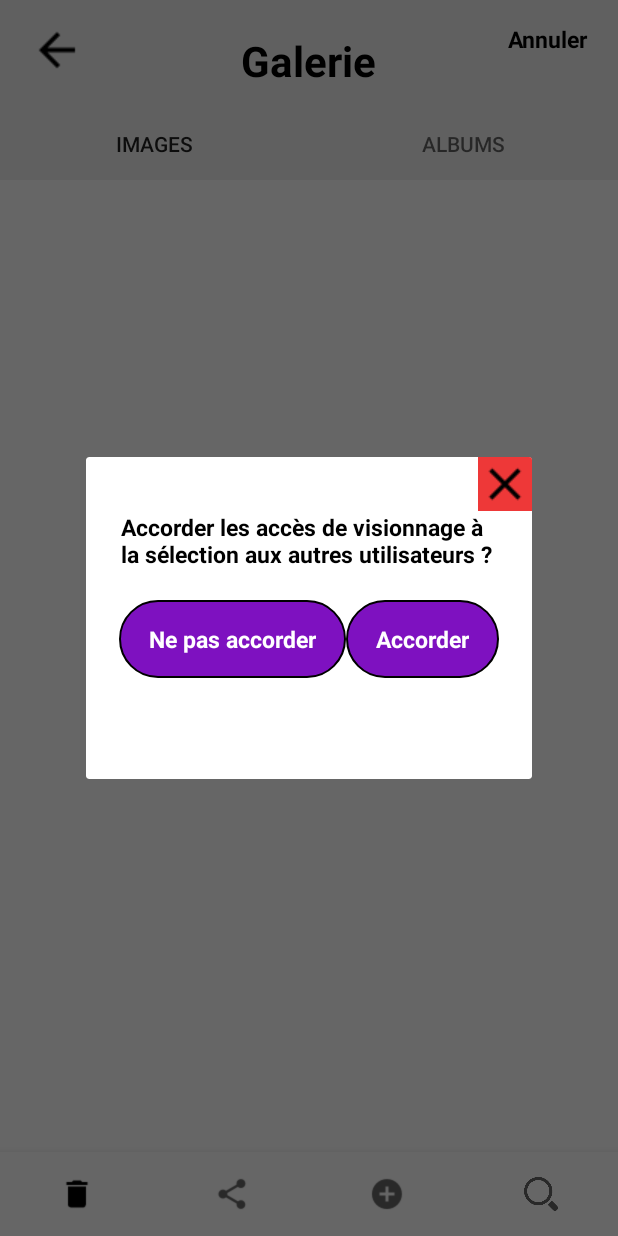
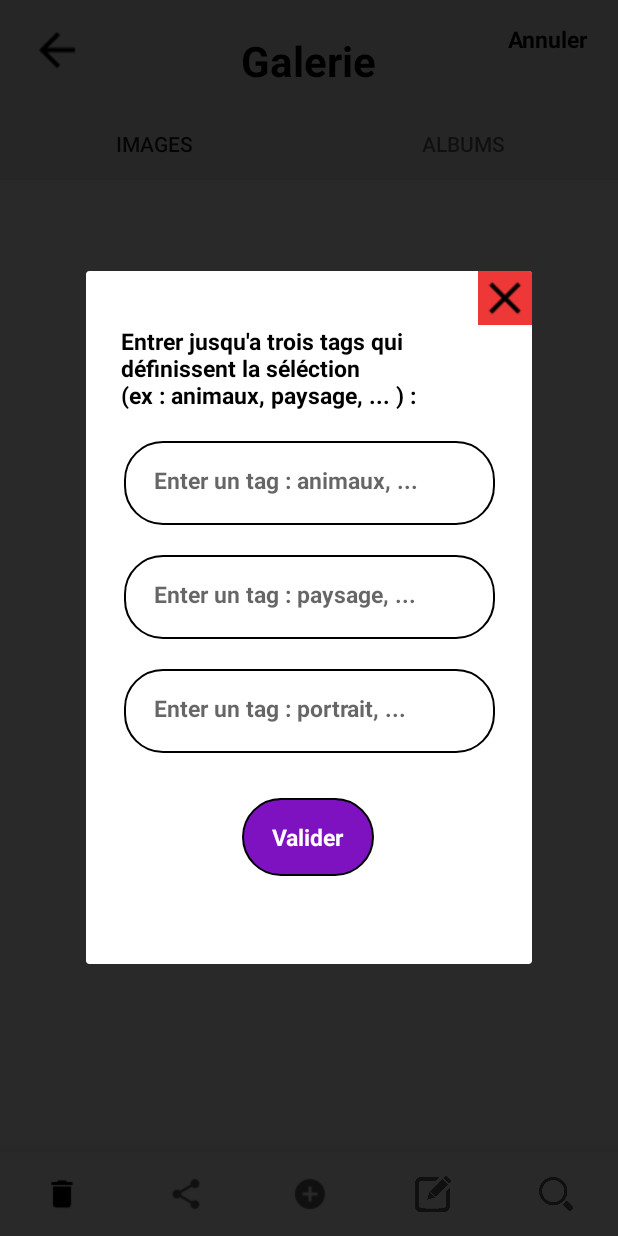
Before and after one commit to PictsManager/PictsManagerFront, an Android app: the ImageFragment screen opened directly, with no data from a screen before it, after a tap on an icon or button, on a phone screen of 412 x 824 dp. Run offline under Robolectric (Android 15) with nearby library versions, the phone set to English and light mode, and no system bars; 3 statements that could not run were skipped; 1 other tap on this screen came first.

Commit message:
tags on selection (#11)

```diff
--- a/app/src/main/java/com/pictsmanager/ConnexionActivity.kt
+++ b/app/src/main/java/com/pictsmanager/ConnexionActivity.kt
@@ -89,6 +89,8 @@ class ConnexionActivity : AppCompatActivity() {
                         if (!isPasswordValid)
                             editText.error = errorText
                     }
+                    else -> {
+                    }
                 }
                 enableConnexionButton(isEmailValid && isPasswordValid)
             }
--- a/app/src/main/java/com/pictsmanager/request/api/ImageApi.kt
+++ b/app/src/main/java/com/pictsmanager/request/api/ImageApi.kt
@@ -20,6 +20,10 @@ interface ImageApi {
     @PUT("/image/update")
     fun updateImage(@Header("authorization") authorization: String, @Field("id") id: Long, @Field("name") name: String, @Field("access_read") access_read: Boolean): Call<Any>
 
+    @FormUrlEncoded
+    @PUT("/image/update")
+    fun updateImage(@Header("authorization") authorization: String, @Field("id") id: Long, @Field("name") name: String, @Field("access_read") access_read: Boolean, @Field("tags") tags: String): Call<Any>
+
     @GET("/image/read")
     fun readImages(@Header("authorization") authorization: String, @Query("id") id: Long?): Call<ArrayList<ImageModel>>
 
--- a/app/src/main/java/com/pictsmanager/ui/main/AlbumFragment.kt
+++ b/app/src/main/java/com/pictsmanager/ui/main/AlbumFragment.kt
@@ -12,20 +12,15 @@ import android.view.Window
 import android.widget.*
 import androidx.fragment.app.Fragment
 import com.google.android.material.bottomnavigation.BottomNavigationView
-import com.google.gson.Gson
 import com.pictsmanager.R
 import com.pictsmanager.request.model.AlbumModel
-import com.pictsmanager.request.model.ImageModel
 import com.pictsmanager.request.service.GlobalService
 import com.pictsmanager.util.AlbumGalleryAdapter
 import com.pictsmanager.util.GlobalStatus
-import com.pictsmanager.util.ImageGalleryAdapter
 import org.json.JSONObject
 import retrofit2.Call
 import retrofit2.Callback
 import retrofit2.Response
-import java.io.Console
-import java.lang.Math.log
 import java.lang.StrictMath.log
 
 class AlbumFragment(context: Context): Fragment() {
--- /dev/null
+++ b/app/src/main/res/layout/add_tags_dialog.xml
@@ -0,0 +1,70 @@
+<?xml version="1.0" encoding="utf-8"?>
+<androidx.constraintlayout.widget.ConstraintLayout
+    xmlns:android="http://schemas.android.com/apk/res/android"
+    xmlns:app="http://schemas.android.com/apk/res-auto"
+    xmlns:tools="http://schemas.android.com/tools"
+    android:layout_width="match_parent"
+    android:layout_height="match_parent">
+
+    <ImageButton
+        android:layout_width="wrap_content"
+        android:layout_height="wrap_content"
+        android:id="@+id/add_tags_clear_button"
+        android:background="@color/colorRed"
+        android:src="@drawable/baseline_clear_black_18dp"
+        app:layout_constraintEnd_toEndOf="parent"
+        app:layout_constraintTop_toTopOf="parent" />
+
+    <TextView
+        android:id="@+id/textView2"
+        android:layout_width="250dp"
+        android:layout_height="wrap_content"
+        android:layout_marginTop="36dp"
+        android:text="Entrer jusqu'a trois tags qui définissent la séléction\n(ex : animaux, paysage, ... ) :"
+        app:layout_constraintEnd_toEndOf="parent"
+        app:layout_constraintHorizontal_bias="0.496"
+        app:layout_constraintStart_toStartOf="parent"
+        app:layout_constraintTop_toTopOf="parent" />
+
+    <EditText
+        android:id="@+id/add_tags_edit_text"
+        android:layout_width="247dp"
+        android:layout_height="56dp"
+        android:layout_marginTop="20dp"
+        android:hint="Enter un tag : animaux, ..."
+        app:layout_constraintEnd_toEndOf="parent"
+        app:layout_constraintStart_toStartOf="parent"
+        app:layout_constraintTop_toBottomOf="@+id/textView2" />
+
+    <EditText
+        android:id="@+id/add_tags_edit_text2"
+        android:layout_width="247dp"
+        android:layout_height="56dp"
+        android:layout_marginTop="20dp"
+        android:hint="Enter un tag : paysage, ..."
+        app:layout_constraintEnd_toEndOf="parent"
+        app:layout_constraintStart_toStartOf="parent"
+        app:layout_constraintTop_toBottomOf="@+id/add_tags_edit_text" />
+
+    <EditText
+        android:id="@+id/add_tags_edit_text3"
+        android:layout_width="247dp"
+        android:layout_height="56dp"
+        android:layout_marginTop="20dp"
+        android:hint="Enter un tag : portrait, ..."
+        app:layout_constraintEnd_toEndOf="parent"
+        app:layout_constraintStart_toStartOf="parent"
+        app:layout_constraintTop_toBottomOf="@+id/add_tags_edit_text2" />
+
+    <Button
+        android:id="@+id/add_tags_validate_button"
+        android:layout_width="wrap_content"
+        android:layout_height="wrap_content"
+        android:layout_marginTop="30dp"
+        android:text="Valider"
+        app:layout_constraintEnd_toEndOf="parent"
+        app:layout_constraintHorizontal_bias="0.498"
+        app:layout_constraintStart_toStartOf="parent"
+        app:layout_constraintTop_toBottomOf="@+id/add_tags_edit_text3" />
+
+</androidx.constraintlayout.widget.ConstraintLayout>
--- a/app/src/main/res/menu/bottom_navigation_bar.xml
+++ b/app/src/main/res/menu/bottom_navigation_bar.xml
@@ -22,6 +22,12 @@
         app:showAsAction="ifRoom" />
 
     <item
+        android:id="@+id/action_tags"
+        android:enabled="true"
+        android:icon="@drawable/edit_icon"
+        android:title="bottom_navigation_menu_tags"
+        app:showAsAction="ifRoom" />
+    <item
         android:id="@+id/action_zoom"
         android:enabled="true"
         android:icon="@drawable/loupe"
```
Also changed, not shown: app/src/main/java/com/pictsmanager/ui/main/ImageFragment.kt (+170 -24 lines), app/src/main/res/drawable-v24/edit_icon.png (added).
